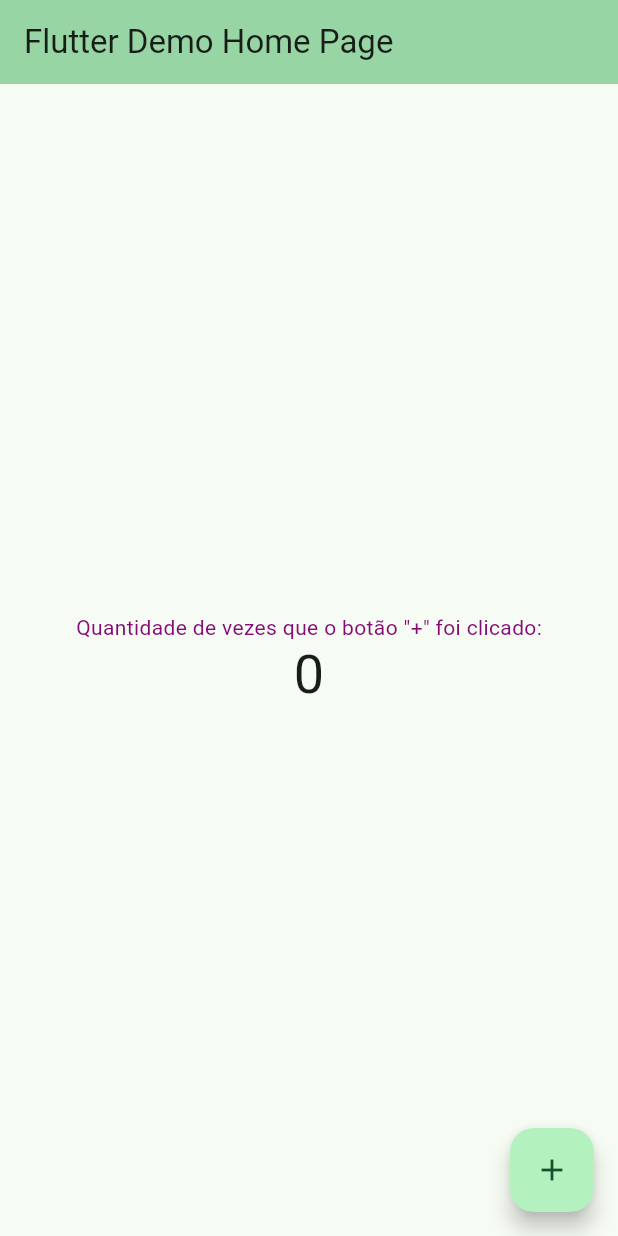
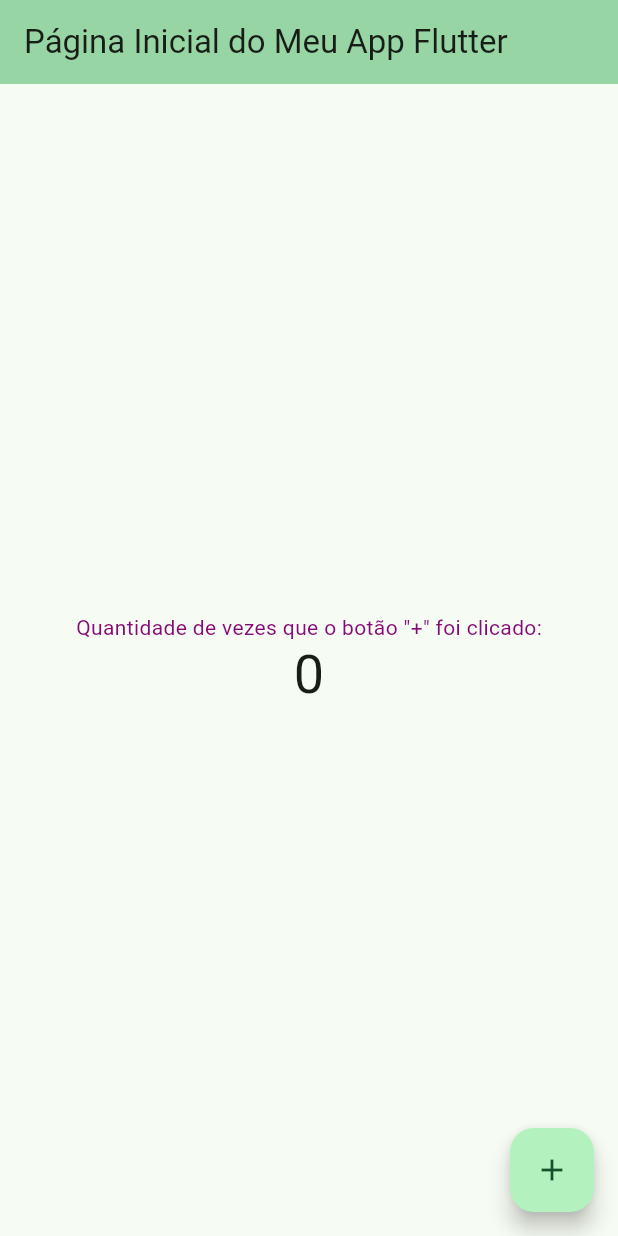
Before and after one commit to MatheusGinel/meuappflutter, a Flutter app: the screen it shows after launch, on a phone screen of 412 x 824 dp. Run offline on Flutter 3.47's test engine with Material 2 defaults, Android fonts, the phone set to English and light mode, and no system bars.

Commit message:
Commit atualizado 2.0

```diff
--- a/lib/main.dart
+++ b/lib/main.dart
@@ -32,7 +32,7 @@ class MyApp extends StatelessWidget {
             ColorScheme.fromSeed(seedColor: Color.fromARGB(255, 33, 216, 118)),
         useMaterial3: true,
       ),
-      home: const MyHomePage(title: 'Flutter Demo Home Page'),
+      home: const MyHomePage(title: 'Página Inicial do Meu App Flutter'),
     );
   }
 }
```
